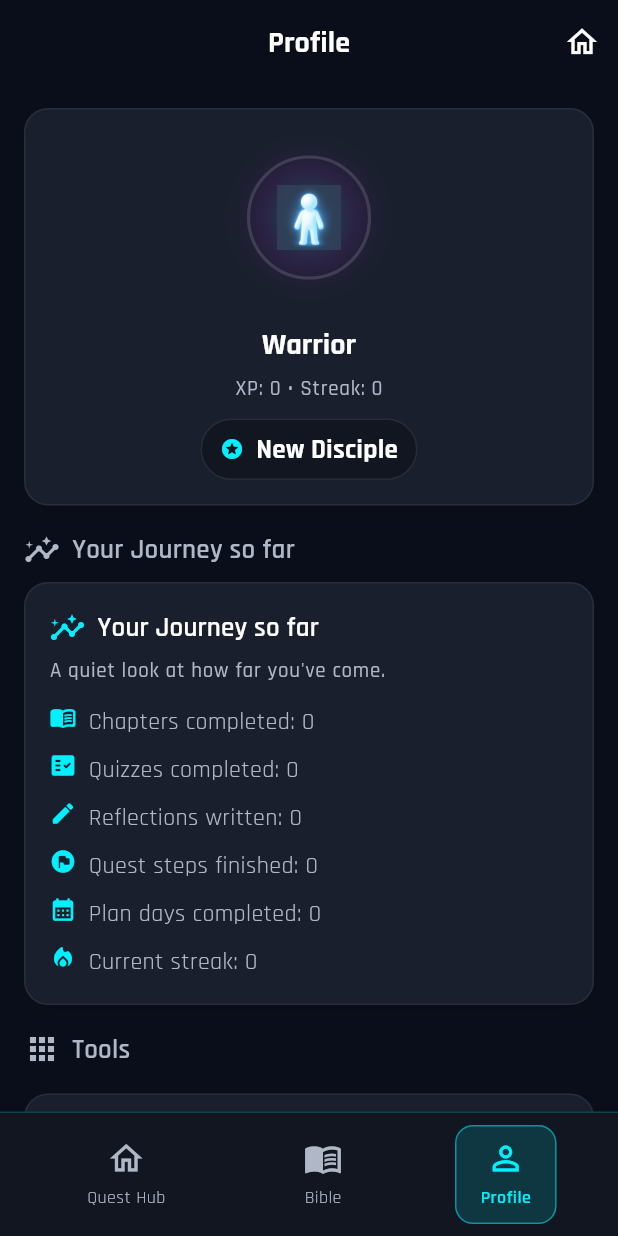
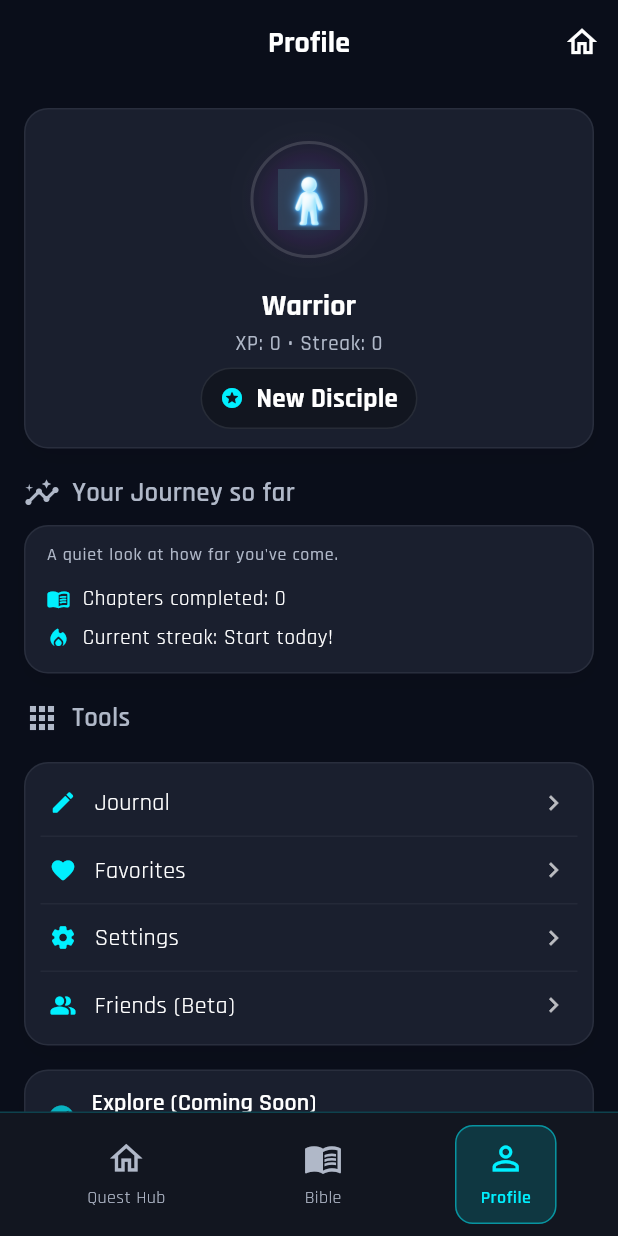
Before and after one commit to ScriptureQuest/scripturequest-app, a Flutter app: the ProfileScreen screen opened by its route, on a phone screen of 412 x 824 dp. Run offline on Flutter 3.47's test engine with Material 3 defaults, Android fonts, the phone set to English and light mode, and no system bars; our stand-ins replace device_info_plus, flutter_local_notifications, go_router, google_fonts, package_info_plus, share_plus and 2 more; accounts and stored records are empty.

Commit message:
Improve the profile screen layout for a calmer and denser feel
Update the profile screen UI with reduced padding, tighter spacing, and simplified sections to enhance visual clarity and reduce clutter.

Replit-Commit-Author: Agent
Replit-Commit-Session-Id: 336cd05e-d1e3-47db-ae9d-64788df98cd7
Replit-Commit-Checkpoint-Type: full_checkpoint
Replit-Commit-Event-Id: b312015e-e806-4994-9a99-15d2105649d5
Replit-Commit-Screenshot-Url: https://storage.googleapis.com/screenshot-production-us-central1/df660f5a-3316-4b82-9941-22cdaf1da19e/336cd05e-d1e3-47db-ae9d-64788df98cd7/67AGCdh
Replit-Helium-Checkpoint-Created: true

```diff
--- a/lib/screens/profile_screen.dart
+++ b/lib/screens/profile_screen.dart
@@ -50,9 +50,9 @@ class ProfileScreen extends StatelessWidget {
         body: ListView(
           padding: const EdgeInsets.fromLTRB(16, 16, 16, 20),
           children: [
-            // Header — avatar + equipped title badge (compact)
+            // Header — avatar + equipped title badge (compact, reduced padding)
             SacredCard(
-              padding: const EdgeInsets.symmetric(horizontal: 16, vertical: 16),
+              padding: const EdgeInsets.symmetric(horizontal: 14, vertical: 12),
               child: Column(
                 mainAxisSize: MainAxisSize.min,
                 children: [
@@ -65,7 +65,7 @@ class ProfileScreen extends StatelessWidget {
                     hasAura: (provider.equippedCosmetics['aura'] ?? '').toString().isNotEmpty,
                     hasFrame: (provider.equippedCosmetics['frame'] ?? '').toString().isNotEmpty,
                   ),
-                  const SizedBox(height: 10),
+                  const SizedBox(height: 6),
                   _EquippedTitlePill(title: (equippedTitleName == null || equippedTitleName.trim().isEmpty) ? provider.faithTitle : equippedTitleName),
                 ],
               ),
@@ -133,7 +133,7 @@ class ProfileScreen extends StatelessWidget {
   }
 }
 
-/// Simplified tools list for beta focus - only essential items
+/// Simplified tools list for beta focus - compact utility style
 class _SimpleToolsList extends StatelessWidget {
   const _SimpleToolsList();
 
@@ -141,28 +141,28 @@ class _SimpleToolsList extends StatelessWidget {
   Widget build(BuildContext context) {
     final cs = Theme.of(context).colorScheme;
     return SacredCard(
-      padding: const EdgeInsets.symmetric(horizontal: 12, vertical: 6),
+      padding: const EdgeInsets.symmetric(horizontal: 10, vertical: 4),
       child: Column(
         children: [
-          _ExploreRow(
+          _ToolRow(
             icon: Icons.edit_rounded,
             label: 'Journal',
             onTap: () => context.go('/journal'),
           ),
           Divider(height: 1, color: cs.outline.withValues(alpha: 0.12)),
-          _ExploreRow(
+          _ToolRow(
             icon: Icons.favorite_rounded,
             label: 'Favorites',
             onTap: () => context.go('/favorite-verses'),
           ),
           Divider(height: 1, color: cs.outline.withValues(alpha: 0.12)),
-          _ExploreRow(
+          _ToolRow(
             icon: Icons.settings_rounded,
             label: 'Settings',
             onTap: () => context.go('/settings'),
           ),
           Divider(height: 1, color: cs.outline.withValues(alpha: 0.12)),
-          _ExploreRow(
+          _ToolRow(
             icon: Icons.people_alt_rounded,
             label: 'Friends (Beta)',
             onTap: () => context.go('/friends'),
@@ -173,7 +173,47 @@ class _SimpleToolsList extends StatelessWidget {
   }
 }
 
-/// Collapsible Explore section - collapsed by default
+/// Compact tool row - reduced height, smaller icons, clearer arrow
+class _ToolRow extends StatelessWidget {
+  final IconData icon;
+  final String label;
+  final VoidCallback onTap;
+
+  const _ToolRow({
+    required this.icon,
+    required this.label,
+    required this.onTap,
+  });
+
+  @override
+  Widget build(BuildContext context) {
+    final cs = Theme.of(context).colorScheme;
+    return InkWell(
+      onTap: onTap,
+      borderRadius: BorderRadius.circular(8),
+      child: Padding(
+        padding: const EdgeInsets.symmetric(horizontal: 6, vertical: 10),
+        child: Row(
+          children: [
+            Icon(icon, color: cs.primary, size: 18),
+            const SizedBox(width: 12),
+            Expanded(
+              child: Text(
+                label,
+                style: Theme.of(context).textTheme.bodyMedium?.copyWith(
+                      color: cs.onSurface,
+                    ),
+              ),
+            ),
+            Icon(Icons.chevron_right, color: cs.onSurface.withValues(alpha: 0.7), size: 20),
+          ],
+        ),
+      ),
+    );
+  }
+}
+
+/// Collapsible Explore section - collapsed by default with subtitle
 class _CollapsibleExploreSection extends StatefulWidget {
   const _CollapsibleExploreSection();
 
@@ -195,24 +235,36 @@ class _CollapsibleExploreSectionState extends State<_CollapsibleExploreSection>
             onTap: () => setState(() => _expanded = !_expanded),
             borderRadius: BorderRadius.circular(12),
             child: Padding(
-              padding: const EdgeInsets.symmetric(horizontal: 14, vertical: 12),
+              padding: const EdgeInsets.symmetric(horizontal: 14, vertical: 10),
               child: Row(
                 children: [
-                  Icon(Icons.explore_rounded, color: cs.primary, size: 22),
-                  const SizedBox(width: 12),
+                  Icon(Icons.explore_rounded, color: cs.primary.withValues(alpha: 0.7), size: 20),
+                  const SizedBox(width: 10),
                   Expanded(
-                    child: Text(
+                    child: Column(
+                      crossAxisAlignment: CrossAxisAlignment.start,
+                      children: [
+                        Text(
                           'Explore (Coming Soon)',
                           style: Theme.of(context).textTheme.titleSmall?.copyWith(
                                 color: cs.onSurface,
                                 fontWeight: FontWeight.w600,
                               ),
                         ),
+                        const SizedBox(height: 2),
+                        Text(
+                          'Features expanding over time',
+                          style: Theme.of(context).textTheme.labelSmall?.copyWith(
+                                color: cs.onSurfaceVariant,
+                              ),
+                        ),
+                      ],
+                    ),
                   ),
                   Icon(
                     _expanded ? Icons.expand_less : Icons.expand_more,
                     color: cs.onSurfaceVariant,
-                    size: 22,
+                    size: 20,
                   ),
                 ],
               ),
@@ -221,29 +273,29 @@ class _CollapsibleExploreSectionState extends State<_CollapsibleExploreSection>
           AnimatedCrossFade(
             firstChild: const SizedBox.shrink(),
             secondChild: Padding(
-              padding: const EdgeInsets.fromLTRB(12, 0, 12, 8),
+              padding: const EdgeInsets.fromLTRB(10, 0, 10, 6),
               child: Column(
                 children: [
                   Divider(height: 1, color: cs.outline.withValues(alpha: 0.12)),
-                  _ExploreRow(
+                  _ExploreRowDimmed(
                     icon: Icons.auto_stories_rounded,
                     label: 'Reading Plans',
                     onTap: () => context.go('/reading-plans'),
                   ),
                   Divider(height: 1, color: cs.outline.withValues(alpha: 0.12)),
-                  _ExploreRow(
+                  _ExploreRowDimmed(
                     icon: Icons.self_improvement_rounded,
                     label: 'Avatar & Cosmetics',
                     onTap: () => context.go('/avatar'),
                   ),
                   Divider(height: 1, color: cs.outline.withValues(alpha: 0.12)),
-                  _ExploreRow(
+                  _ExploreRowDimmed(
                     icon: Icons.people_rounded,
                     label: 'Community',
                     onTap: () => context.go('/community'),
                   ),
                   Divider(height: 1, color: cs.outline.withValues(alpha: 0.12)),
-                  _ExploreRow(
+                  _ExploreRowDimmed(
                     icon: Icons.games_rounded,
                     label: 'Play & Learn',
                     onTap: () => context.go('/play-learn'),
@@ -255,6 +307,46 @@ class _CollapsibleExploreSectionState extends State<_CollapsibleExploreSection>
             duration: const Duration(milliseconds: 200),
           ),
         ],
+      ),
+    );
+  }
+}
+
+/// Dimmed explore row for non-core features
+class _ExploreRowDimmed extends StatelessWidget {
+  final IconData icon;
+  final String label;
+  final VoidCallback onTap;
+
+  const _ExploreRowDimmed({
+    required this.icon,
+    required this.label,
+    required this.onTap,
+  });
+
+  @override
+  Widget build(BuildContext context) {
+    final cs = Theme.of(context).colorScheme;
+    return InkWell(
+      onTap: onTap,
+      borderRadius: BorderRadius.circular(8),
+      child: Padding(
+        padding: const EdgeInsets.symmetric(horizontal: 6, vertical: 10),
+        child: Row(
+          children: [
+            Icon(icon, color: cs.primary.withValues(alpha: 0.5), size: 18),
+            const SizedBox(width: 12),
+            Expanded(
+              child: Text(
+                label,
+                style: Theme.of(context).textTheme.bodyMedium?.copyWith(
+                      color: cs.onSurface.withValues(alpha: 0.7),
+                    ),
+              ),
+            ),
+            Icon(Icons.chevron_right, color: cs.onSurfaceVariant.withValues(alpha: 0.5), size: 18),
+          ],
+        ),
       ),
     );
   }
@@ -483,28 +575,28 @@ class _TopIdentity extends StatelessWidget {
     return Column(
       crossAxisAlignment: CrossAxisAlignment.center,
       children: [
-        // Avatar with subtle circular gradient glow
+        // Avatar with subtle circular gradient glow (reduced radius)
         Center(
           child: Stack(
             alignment: Alignment.center,
             children: [
               Container(
-                width: 112,
-                height: 112,
+                width: 96,
+                height: 96,
                 decoration: BoxDecoration(
                   shape: BoxShape.circle,
                   gradient: RadialGradient(
                     colors: [
-                      GamerColors.neonCyan.withValues(alpha: 0.15),
-                      GamerColors.neonPurple.withValues(alpha: 0.08),
+                      GamerColors.neonCyan.withValues(alpha: 0.12),
+                      GamerColors.neonPurple.withValues(alpha: 0.06),
                       Colors.transparent,
                     ],
-                    stops: const [0.2, 0.6, 1.0],
+                    stops: const [0.25, 0.6, 1.0],
                   ),
                 ),
               ),
               Transform.scale(
-                scale: 1.06,
+                scale: 1.0,
                 child: Builder(builder: (context) {
                   final app = context.watch<AppProvider>();
                   return SoulAvatarViewV2(
@@ -517,9 +609,9 @@ class _TopIdentity extends StatelessWidget {
             ],
           ),
         ),
-        const SizedBox(height: 16),
+        const SizedBox(height: 10),
         Text(username, style: Theme.of(context).textTheme.titleLarge),
-        const SizedBox(height: 8),
+        const SizedBox(height: 4),
         // Calm stats line under username per spec
         Builder(builder: (context) {
           final app = context.watch<AppProvider>();
@@ -729,16 +821,17 @@ class _AchievementsPreviewCard extends StatelessWidget {
     final cs = Theme.of(context).colorScheme;
     final purple = Theme.of(context).extension<PurpleUi>();
     return SacredCard(
+      padding: const EdgeInsets.symmetric(horizontal: 14, vertical: 10),
       child: Column(
         crossAxisAlignment: CrossAxisAlignment.start,
         children: [
           Row(
             children: [
-              Icon(Icons.emoji_events_rounded, color: purple?.accent ?? cs.primary),
+              Icon(Icons.emoji_events_rounded, color: purple?.accent ?? cs.primary, size: 20),
               const SizedBox(width: 8),
-              Expanded(child: Text('Achievements', style: Theme.of(context).textTheme.titleMedium)),
+              Expanded(child: Text('Achievements', style: Theme.of(context).textTheme.titleSmall?.copyWith(fontWeight: FontWeight.w600))),
               Container(
-                padding: const EdgeInsets.symmetric(horizontal: 10, vertical: 4),
+                padding: const EdgeInsets.symmetric(horizontal: 8, vertical: 3),
                 decoration: BoxDecoration(
                   color: cs.surfaceContainerHigh,
                   borderRadius: BorderRadius.circular(999),
@@ -748,7 +841,7 @@ class _AchievementsPreviewCard extends StatelessWidget {
               ),
             ],
           ),
-          const SizedBox(height: 8),
+          const SizedBox(height: 6),
           if (unlockedCount == 0) ...[
             Center(
               child: Padding(
@@ -866,17 +959,18 @@ class _TitlesCard extends StatelessWidget {
             .toList();
 
         return SacredCard(
+          padding: const EdgeInsets.symmetric(horizontal: 14, vertical: 10),
           child: Column(
             crossAxisAlignment: CrossAxisAlignment.start,
             children: [
               Row(
                 children: [
-                  Icon(Icons.emoji_events_outlined, color: cs.primary),
+                  Icon(Icons.emoji_events_outlined, color: cs.primary, size: 20),
                   const SizedBox(width: 8),
-                  Text('Your Titles', style: Theme.of(context).textTheme.titleMedium),
+                  Text('Your Titles', style: Theme.of(context).textTheme.titleSmall?.copyWith(fontWeight: FontWeight.w600)),
                 ],
               ),
-              const SizedBox(height: 10),
+              const SizedBox(height: 8),
               // Equipped title spotlight (tappable)
               InkWell(
                 borderRadius: BorderRadius.circular(12),
@@ -1036,7 +1130,7 @@ class _EquippedTitlePill extends StatelessWidget {
   }
 }
 
-// Sacred-Dark primary stats card per spec
+// Sacred-Dark primary stats card - snapshot style with hidden zero rows
 class _YourJourneySoFarCard extends StatelessWidget {
   final int chapters;
   final int quizzes;
@@ -1059,41 +1153,62 @@ class _YourJourneySoFarCard extends StatelessWidget {
   @override
   Widget build(BuildContext context) {
     final cs = Theme.of(context).colorScheme;
-    Widget row(String label, String value, {IconData? icon}) {
-      return Row(
-        crossAxisAlignment: CrossAxisAlignment.start,
+
+    Widget row(String label, String value, {IconData? icon, bool dimmed = false}) {
+      return Padding(
+        padding: const EdgeInsets.symmetric(vertical: 3),
+        child: Row(
+          crossAxisAlignment: CrossAxisAlignment.center,
           children: [
-          Icon(icon ?? Icons.check_circle_outline, color: cs.primary, size: 18),
+            Icon(icon ?? Icons.check_circle_outline,
+                color: dimmed ? cs.primary.withValues(alpha: 0.4) : cs.primary,
+                size: 16),
             const SizedBox(width: 8),
             Expanded(
-            child: Text('$label: $value', style: Theme.of(context).textTheme.bodyMedium),
+              child: Text(
+                '$label: $value',
+                style: Theme.of(context).textTheme.bodySmall?.copyWith(
+                  color: dimmed ? cs.onSurfaceVariant : cs.onSurface,
+                ),
+              ),
             ),
           ],
+        ),
       );
     }
 
+    // Build visible rows - always show chapters & streak, hide zero-value optional rows
+    final List<Widget> rows = [];
+
+    // Always show
+    rows.add(row('Chapters completed', '$chapters', icon: Icons.menu_book_rounded));
+    rows.add(row('Current streak', currentStreak > 0
+        ? '$currentStreak day${currentStreak == 1 ? '' : 's'}${longestStreak > currentStreak ? ' • Best: $longestStreak' : ''}'
+        : 'Start today!', icon: Icons.local_fire_department_rounded));
+
+    // Conditionally show (only if > 0)
+    if (quizzes > 0) {
+      rows.add(row('Quizzes completed', '$quizzes', icon: Icons.fact_check_rounded));
+    }
+    if (reflections > 0) {
+      rows.add(row('Reflections written', '$reflections', icon: Icons.edit_rounded));
+    }
+    if (questSteps > 0) {
+      rows.add(row('Quest steps finished', '$questSteps', icon: Icons.flag_circle_rounded));
+    }
+    if (planDays > 0) {
+      rows.add(row('Plan days completed', '$planDays', icon: Icons.calendar_month_rounded));
+    }
+
     return SacredCard(
+      padding: const EdgeInsets.symmetric(horizontal: 14, vertical: 10),
       child: Column(
         crossAxisAlignment: CrossAxisAlignment.start,
         children: [
-          Row(children: [Icon(Icons.insights_rounded, color: cs.primary), const SizedBox(width: 8), Text('Your Journey so far', style: Theme.of(context).textTheme.titleMedium)]),
-          const SizedBox(height: 6),
-          Text('A quiet look at how far you\'ve come.', style: Theme.of(context).textTheme.labelMedium?.copyWith(color: cs.onSurfaceVariant)),
-          const SizedBox(height: 12),
-          // Keep 5–6 calm lines
-          row('Chapters completed', '$chapters', icon: Icons.menu_book_rounded),
+          Text('A quiet look at how far you\'ve come.',
+              style: Theme.of(context).textTheme.labelSmall?.copyWith(color: cs.onSurfaceVariant)),
           const SizedBox(height: 8),
-          row('Quizzes completed', '$quizzes', icon: Icons.fact_check_rounded),
-          const SizedBox(height: 8),
-          row('Reflections written', '$reflections', icon: Icons.edit_rounded),
-          const SizedBox(height: 8),
-          row('Quest steps finished', '$questSteps', icon: Icons.flag_circle_rounded),
-          const SizedBox(height: 8),
-          row('Plan days completed', '$planDays', icon: Icons.calendar_month_rounded),
-          const SizedBox(height: 8),
-          row('Current streak', currentStreak > 0
-              ? '$currentStreak day${currentStreak == 1 ? '' : 's'}' + (longestStreak > 0 ? ' • Longest: $longestStreak' : '')
-              : '0', icon: Icons.local_fire_department_rounded),
+          ...rows,
         ],
       ),
     );
```
Also changed, not shown: attached_assets/Pasted-SYSTEM-BLACK-BOX-PROMPT-REPLIT-FLUTTER-APP-DO-NOT-EXPLA_1765953156226.txt (added, +122 -0 lines), attached_assets/Pasted-SYSTEM-BLACK-BOX-PROMPT-REPLIT-FLUTTER-APP-DO-NOT-EXPLA_1765953165010.txt (added, +122 -0 lines), 1 other file. Lines whose indentation alone changed are shown as unchanged.
